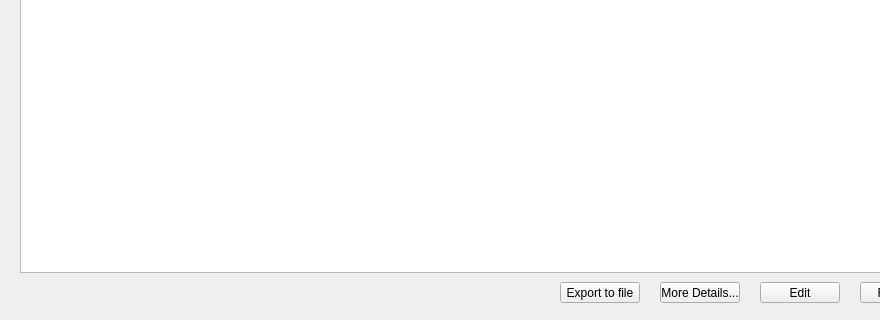
Before: the Qt Designer form history.ui in peterooch/DigiFerro, drawn with Qt 5; both pictures show x 0 to 880 and y 128 to 448 of the 1060 by 448 pixel window.
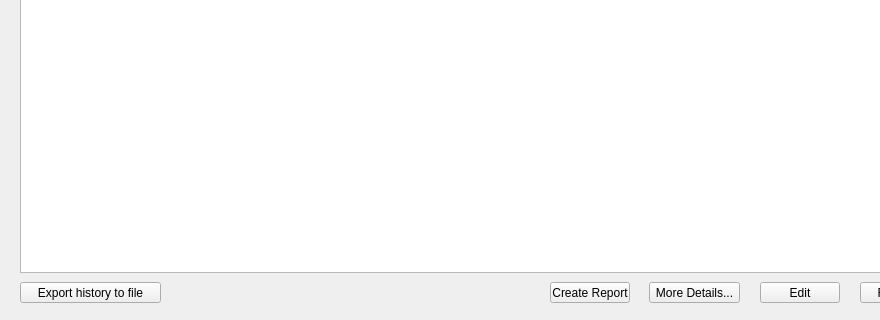
After: the same form once the commit is applied.

Commit message:
Make reports great again
yikes

```diff
--- a/history.ui
+++ b/history.ui
@@ -133,9 +133,9 @@
   <widget class="QPushButton" name="detailsButton">
    <property name="geometry">
     <rect>
-     <x>660</x>
+     <x>649</x>
      <y>410</y>
-     <width>80</width>
+     <width>91</width>
      <height>21</height>
     </rect>
    </property>
@@ -146,14 +146,14 @@
   <widget class="QPushButton" name="exportButton">
    <property name="geometry">
     <rect>
-     <x>560</x>
+     <x>20</x>
      <y>410</y>
-     <width>80</width>
+     <width>141</width>
      <height>21</height>
     </rect>
    </property>
    <property name="text">
-    <string>Export to file</string>
+    <string>Export history to file</string>
    </property>
   </widget>
   <widget class="QPushButton" name="editButton">
@@ -182,6 +182,19 @@
     <string>Remove</string>
    </property>
   </widget>
+  <widget class="QPushButton" name="reportButton">
+   <property name="geometry">
+    <rect>
+     <x>550</x>
+     <y>410</y>
+     <width>80</width>
+     <height>21</height>
+    </rect>
+   </property>
+   <property name="text">
+    <string>Create Report</string>
+   </property>
+  </widget>
  </widget>
  <resources/>
  <connections/>
```
The commit also changes 9 other files.
